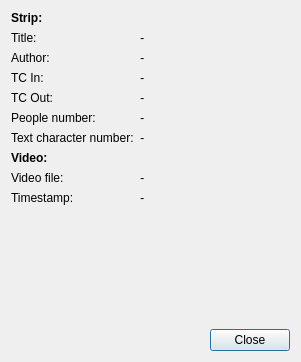
Before: the Qt Designer form app/Joker/PropertyDialog.ui in JokerSync/Joker, drawn with Qt 5.
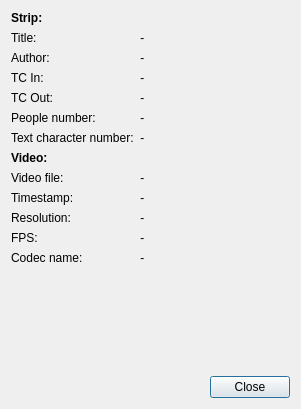
After: the same form once the commit is applied.

```diff
--- a/app/Joker/PropertyDialog.ui
+++ b/app/Joker/PropertyDialog.ui
@@ -7,7 +7,7 @@
     <x>0</x>
     <y>0</y>
     <width>301</width>
-    <height>362</height>
+    <height>409</height>
    </rect>
   </property>
   <property name="windowTitle">
@@ -133,7 +133,7 @@
        </property>
       </widget>
      </item>
-     <item row="10" column="0">
+     <item row="13" column="0">
       <widget class="Line" name="line_2">
        <property name="orientation">
         <enum>Qt::Horizontal</enum>
@@ -204,6 +204,63 @@
        </property>
       </widget>
      </item>
+     <item row="10" column="0">
+      <widget class="QLabel" name="label_11">
+       <property name="text">
+        <string>Resolution:</string>
+       </property>
+      </widget>
+     </item>
+     <item row="10" column="1">
+      <widget class="QLabel" name="resolutionLabel">
+       <property name="font">
+        <font>
+         <italic>true</italic>
+        </font>
+       </property>
+       <property name="text">
+        <string>-</string>
+       </property>
+      </widget>
+     </item>
+     <item row="12" column="0">
+      <widget class="QLabel" name="label_13">
+       <property name="text">
+        <string>Codec name:</string>
+       </property>
+      </widget>
+     </item>
+     <item row="12" column="1">
+      <widget class="QLabel" name="codecNameLabel">
+       <property name="font">
+        <font>
+         <italic>true</italic>
+        </font>
+       </property>
+       <property name="text">
+        <string>-</string>
+       </property>
+      </widget>
+     </item>
+     <item row="11" column="0">
+      <widget class="QLabel" name="label_15">
+       <property name="text">
+        <string>FPS:</string>
+       </property>
+      </widget>
+     </item>
+     <item row="11" column="1">
+      <widget class="QLabel" name="fpsLabel">
+       <property name="font">
+        <font>
+         <italic>true</italic>
+        </font>
+       </property>
+       <property name="text">
+        <string>-</string>
+       </property>
+      </widget>
+     </item>
     </layout>
    </item>
    <item>
```
